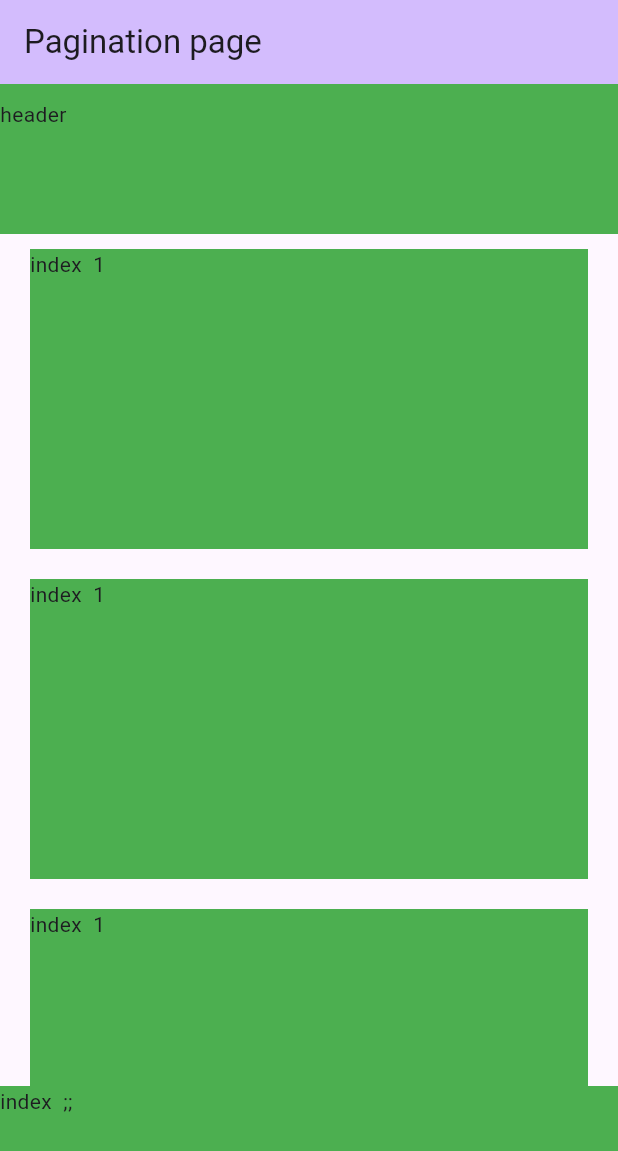
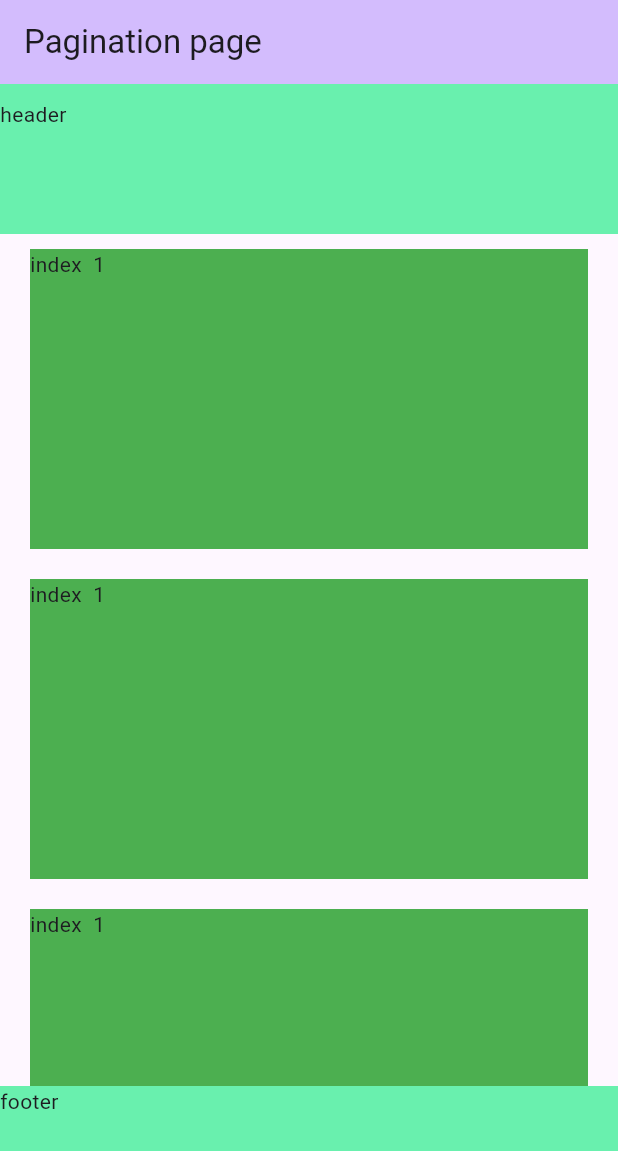
Before and after one commit to abdullah-te/bloc_pagination, a Flutter app: the screen it shows after launch, on a phone screen of 412 x 824 dp. Shown: the top 1151 px of the screen. Run offline on Flutter 3.47's test engine with Material 3 defaults, Android fonts, the phone set to English and light mode, and no system bars; our stand-ins replace equatable, flutter_bloc, infinite_scroll_pagination.

Commit message:
add horizontal list feature  && fix footer bugs

```diff
--- a/example/lib/main.dart
+++ b/example/lib/main.dart
@@ -38,6 +38,8 @@ class _MyHomePageState extends State<MyHomePage> {
         ),
         body: BlocPagination<TempModel, ErrorWrapper>(
           bloc: _bloc,
+          physics: AlwaysScrollableScrollPhysics(),
+          scrollDirection: Axis.vertical,
           blocListener: (context, state) {},
           firstPageErrorBuilder: (context, error) {
             return Center(
@@ -49,17 +51,18 @@ class _MyHomePageState extends State<MyHomePage> {
             maxHeight: 100,
             minHeight: 100,
             child: Container(
-              color: Colors.green,
+              color: Colors.greenAccent,
               padding: const EdgeInsets.symmetric(vertical: 10),
               child: Text('header'),
             ),
           ),
           footerPinned: true,
           footer: Container(
-            color: Colors.green,
+            color: Colors.greenAccent,
             height: 100,
-            width: double.infinity,
-            child: Text('index  ;;'),
+            width: MediaQuery.of(context).size.width,
+            //width: double.infinity,
+            child: Text('footer'),
           ),
           itemsBuilder: (context, item, index) => InkWell(
             onTap: () => _bloc.add(EditListTypePaginationEvent(
--- /dev/null
+++ b/lib/src/core/extensions/axis_extension.dart
@@ -0,0 +1,5 @@
+import 'package:flutter/material.dart';
+
+extension AxisExtension on Axis {
+  bool get isHorizontal => this == Axis.horizontal;
+}
```
